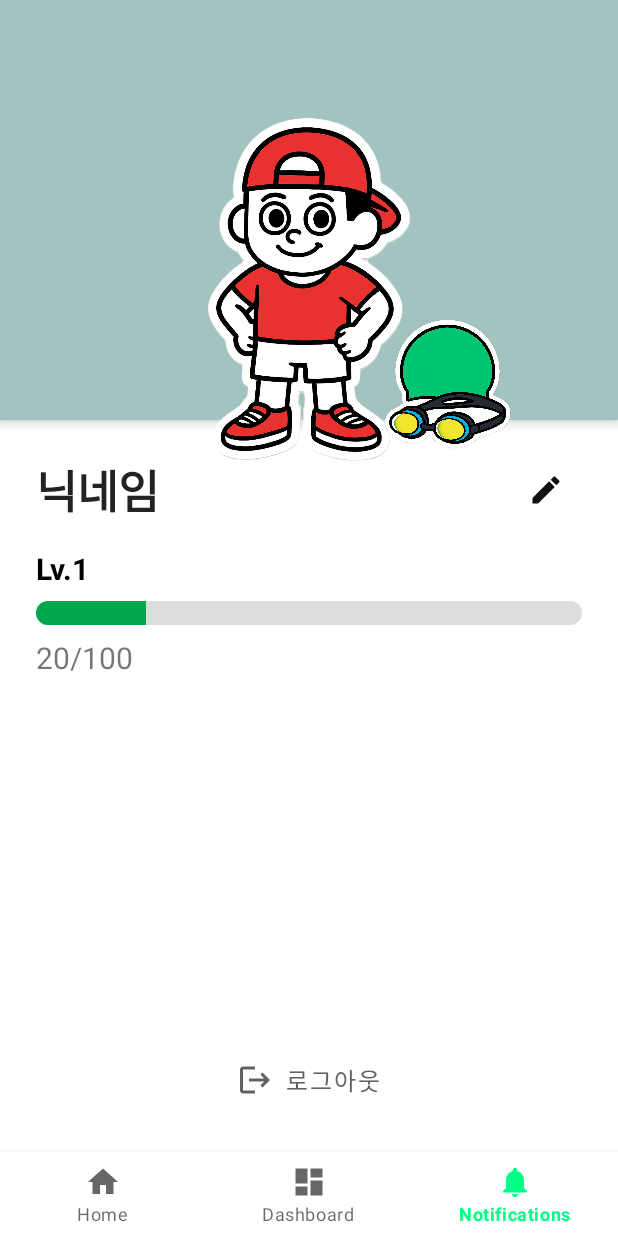
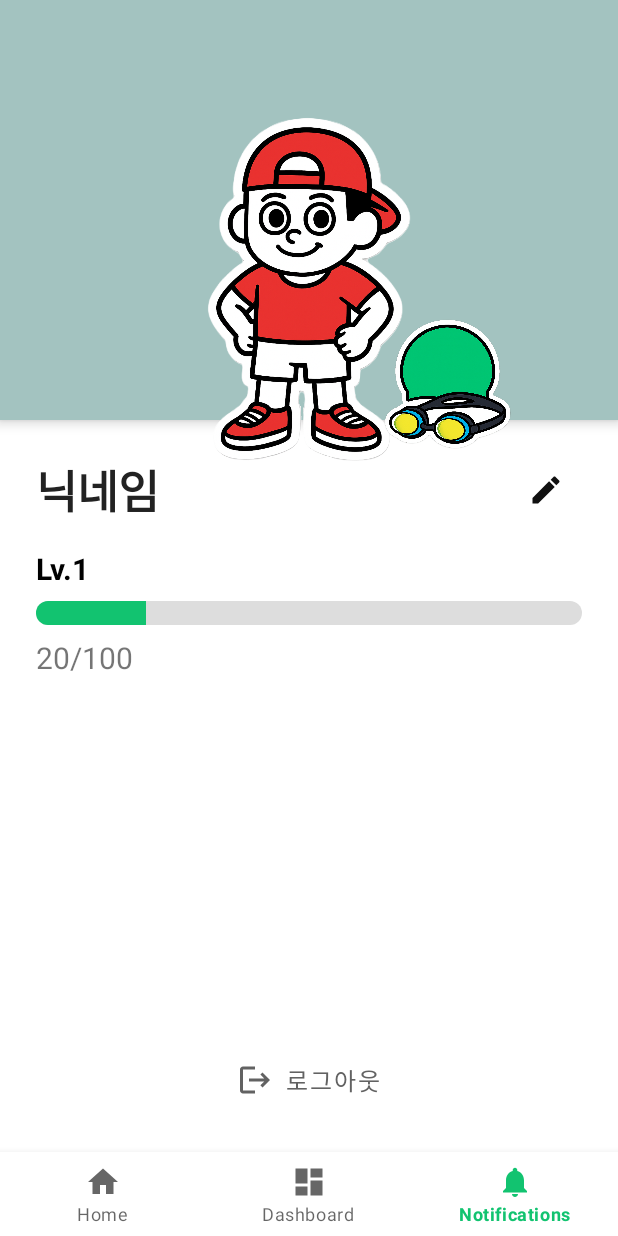
Before and after one commit to prodksdb/SeoulSportsFacilityApp, an Android app: the NotificationsFragment screen opened through its navigation route, on a phone screen of 412 x 824 dp. Run offline under Robolectric (Android 15) with nearby library versions, the phone set to English and light mode, and no system bars; our stand-ins replace Firebase (no records; nobody signed in at launch, a user with empty details on screens opened directly), navigation-ui; pictures from the network do not load.

Commit message:
🎨 art : ui 네비게이션바 공백 제거&색상 변경

```diff
--- a/SeoulData/app/src/main/res/drawable/progress_exp_drawable.xml
+++ b/SeoulData/app/src/main/res/drawable/progress_exp_drawable.xml
@@ -11,7 +11,7 @@
     <item android:id="@android:id/progress">
         <clip>
             <shape android:shape="rectangle">
-                <solid android:color="#00A84D" />
+                <solid android:color="@color/green_primary" />
                 <corners android:radius="8dp" />
             </shape>
         </clip>
--- a/SeoulData/app/src/main/res/layout/fragment_home.xml
+++ b/SeoulData/app/src/main/res/layout/fragment_home.xml
@@ -109,7 +109,6 @@
         android:id="@+id/recycler_facilities"
         android:layout_width="0dp"
         android:layout_height="0dp"
-        android:layout_marginBottom="60dp"
         android:background="@color/white"
         app:layout_constraintTop_toBottomOf="@id/location_layout"
         app:layout_constraintBottom_toBottomOf="parent"
@@ -154,7 +153,7 @@
         android:layout_width="wrap_content"
         android:layout_height="wrap_content"
         android:layout_marginEnd="16dp"
-        android:layout_marginBottom="88dp"
+        android:layout_marginBottom="16dp"
         app:backgroundTint="@color/black"
         app:layout_constraintBottom_toBottomOf="parent"
         app:layout_constraintEnd_toEndOf="parent"
--- a/SeoulData/app/src/main/res/layout/fragment_notifications.xml
+++ b/SeoulData/app/src/main/res/layout/fragment_notifications.xml
@@ -160,7 +160,7 @@
                 android:layout_height="wrap_content"
                 android:text="저장"
                 android:textColor="#ffffff"
-                app:backgroundTint="#A3C3C0"
+                app:backgroundTint="@color/green_primary"
                 app:iconPadding="8dp"
                 app:iconTint="#ffffff" />
         </LinearLayout>
--- a/SeoulData/app/src/main/res/values/colors.xml
+++ b/SeoulData/app/src/main/res/values/colors.xml
@@ -10,7 +10,7 @@
 
     <color name="black_primary">#1D1D1D</color>
     <color name="red_primary">#E63946</color>
-    <color name="green_primary">#00FF87</color>
+    <color name="green_primary">#12C370</color>
 
     <color name="gray_primary">#888888</color>
     <color name="light_green">#8BC34A</color>
```
